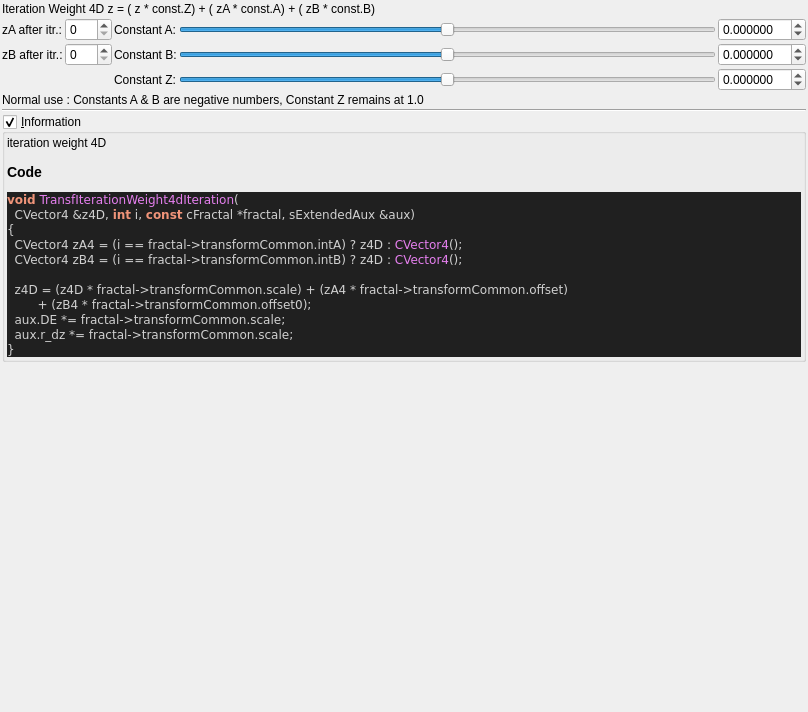
Before: the Qt Designer form mandelbulber2/qt_data/fractal_transf_iteration_weight4d.ui in buddhi1980/mandelbulber2, drawn with Qt 5.
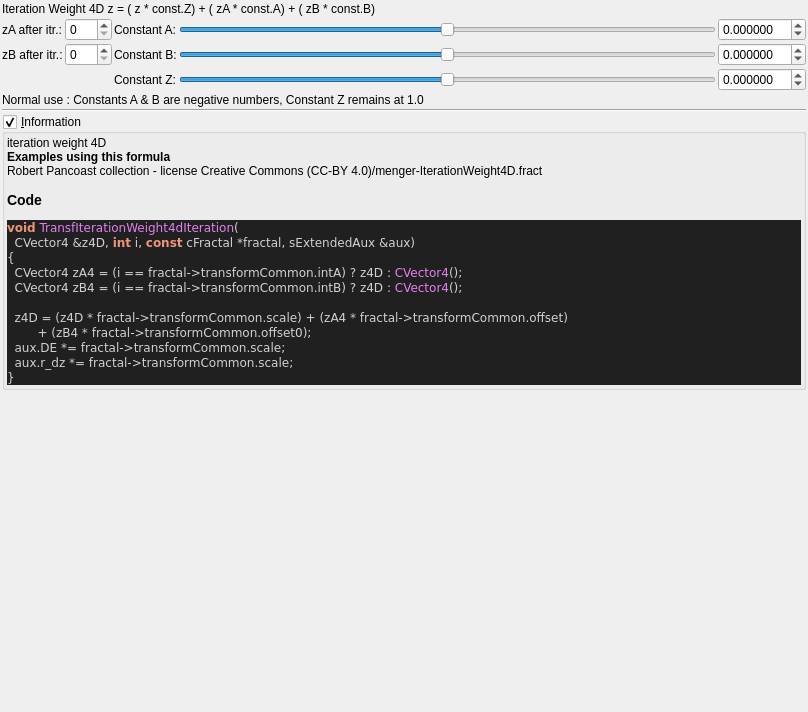
After: the same form once the commit is applied. Custom widgets are drawn as their Qt base class.

Commit message: populateUiInformation - mostly example usage to ui files

Diff of the .ui file:
```diff
--- a/mandelbulber2/qt_data/fractal_transf_iteration_weight4d.ui
+++ b/mandelbulber2/qt_data/fractal_transf_iteration_weight4d.ui
@@ -306,7 +306,7 @@
         <property name="text">
          <string notr="true">&lt;p&gt;iteration weight 4D&lt;/p&gt;&lt;table&gt;
 &lt;/table&gt;
-&lt;h3&gt;Code&lt;/h3&gt;
+&lt;br&gt;&lt;b&gt;Examples using this formula&lt;/b&gt;&lt;br&gt;Robert Pancoast collection - license Creative Commons (CC-BY 4.0)/menger-IterationWeight4D.fract&lt;h3&gt;Code&lt;/h3&gt;
 &lt;body style=&quot;background-color:#202020&quot;&gt;
 &lt;pre style=&quot;color:#d0d0d0; background-color:#202020;  font-family:'Courier New',monospace;&quot;&gt;&lt;span style=&quot;color:#f09479; font-weight:bold&quot;&gt;void&lt;/span&gt; &lt;span style=&quot;color:#e47eed&quot;&gt;TransfIterationWeight4dIteration&lt;/span&gt;&lt;span style=&quot;color:#d0d0d0&quot;&gt;(&lt;/span&gt;
   CVector4 &lt;span style=&quot;color:#d0d0d0&quot;&gt;&amp;amp;&lt;/span&gt;z4D&lt;span style=&quot;color:#d0d0d0&quot;&gt;,&lt;/span&gt; &lt;span style=&quot;color:#f09479; font-weight:bold&quot;&gt;int&lt;/span&gt; i&lt;span style=&quot;color:#d0d0d0&quot;&gt;,&lt;/span&gt; &lt;span style=&quot;color:#f09479; font-weight:bold&quot;&gt;const&lt;/span&gt; cFractal &lt;span style=&quot;color:#d0d0d0&quot;&gt;*&lt;/span&gt;fractal&lt;span style=&quot;color:#d0d0d0&quot;&gt;,&lt;/span&gt; sExtendedAux &lt;span style=&quot;color:#d0d0d0&quot;&gt;&amp;amp;&lt;/span&gt;aux&lt;span style=&quot;color:#d0d0d0&quot;&gt;)&lt;/span&gt;
```
The commit also changes 57 other files.
